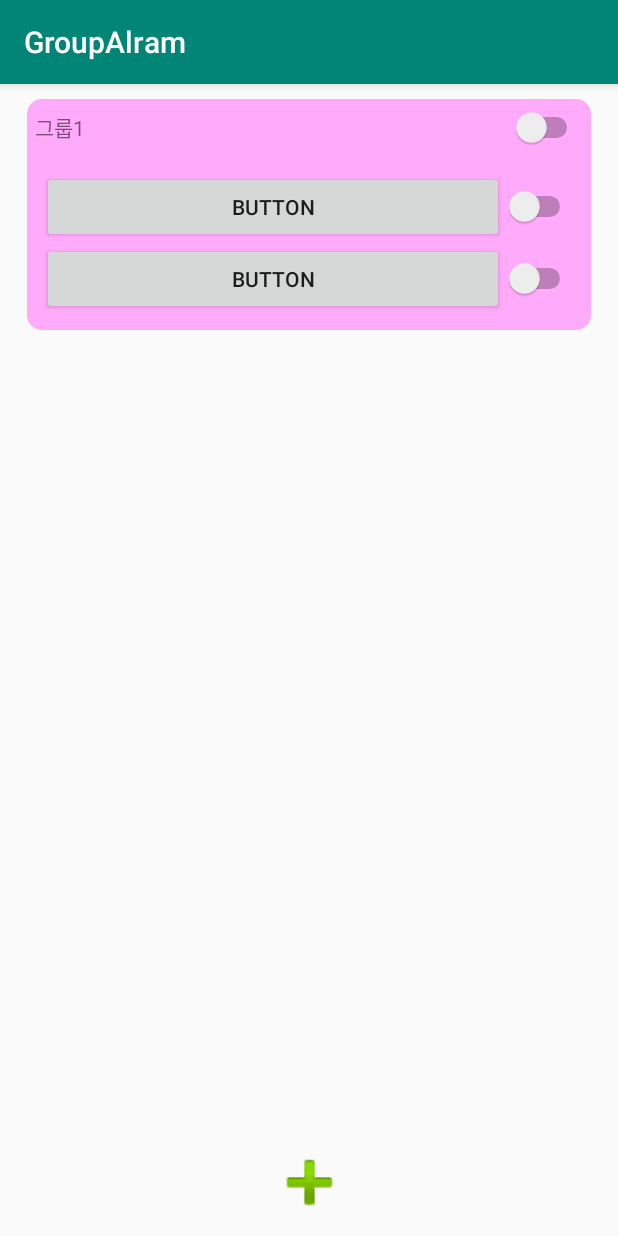
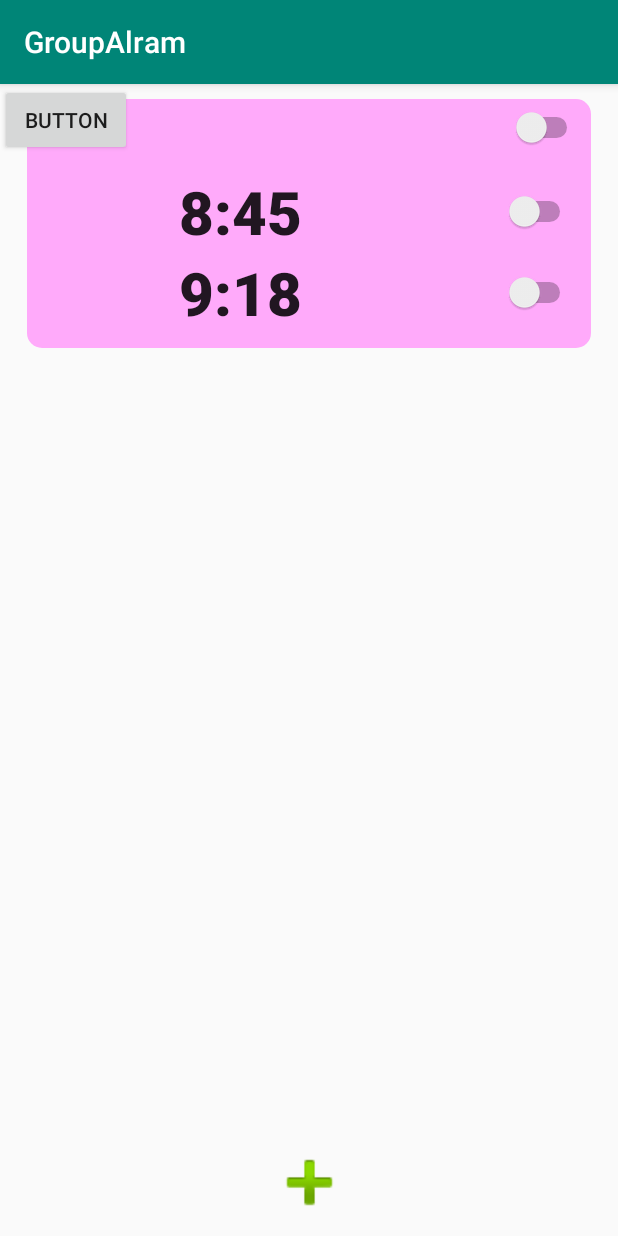
Before and after one commit to HyunQQ/android_alram_dev, an Android app: the screen it shows after launch (MainActivity), on a phone screen of 412 x 824 dp. Run offline under Robolectric (Android 15) with nearby library versions, the phone set to English and light mode, and no system bars; 2 statements that could not run were skipped.

Commit message:
동적 알람 생성

```diff
--- a/app/src/main/java/com/example/groupalram/MainActivity.java
+++ b/app/src/main/java/com/example/groupalram/MainActivity.java
@@ -1,15 +1,24 @@
 package com.example.groupalram;
 
+import android.content.Context;
 import android.content.Intent;
 import android.database.SQLException;
+import android.support.v4.content.ContextCompat;
+import android.support.v7.app.AppCompatActivity;
 import android.os.Bundle;
-import android.support.v7.app.AppCompatActivity;
+import android.text.Layout;
+import android.util.Log;
 import android.view.View;
 import android.widget.Button;
+import android.widget.LinearLayout;
+import android.widget.Switch;
 
-public class MainActivity extends AppCompatActivity {
+public class MainActivity extends AppCompatActivity implements View.OnClickListener {
 
     private DbOpenHelper mDbOpenHelper;
+    Context context;
+    LinearLayout layout;
+    int count = 0;
 
     @Override
     protected void onCreate(Bundle savedInstanceState) {
@@ -24,19 +33,63 @@ public class MainActivity extends AppCompatActivity {
             e.printStackTrace();
         }
 
+        context = this;
+
+        layout = (LinearLayout) findViewById(R.id.layout_main);
 
         Button btnAddAlram = (Button) findViewById(R.id.btn_add_alram);
+        Button btnTemp = (Button) findViewById(R.id.btn_temp);
 
-        View.OnClickListener listener = new View.OnClickListener() {
-            @Override
-            public void onClick(View v) {
+        btnAddAlram.setOnClickListener(this);
+        btnTemp.setOnClickListener(this);
+    }
+
+    @Override
+    public void onClick(View v) {
+
+        switch (v.getId()) {
+            case R.id.btn_temp:
+
+
+                Button btn = new Button(context);
+                btn.setText("B_" + count++);
+                btn.setOnClickListener(new View.OnClickListener() {
+                    @Override
+                    public void onClick(View v) {
+                        Intent intent = new Intent(MainActivity.this, AlramSetActivity.class);
+                        startActivity(intent);
+                    }
+                });
+                //btn.setId();
+
+                Switch swc = new Switch(context);
+
+                LinearLayout alramRow = new LinearLayout(context);
+                alramRow.setOrientation(LinearLayout.HORIZONTAL);
+                alramRow.addView(btn);
+                alramRow.addView(swc);
+
+
+                LinearLayout groupRow = new LinearLayout(context);
+                groupRow.setOrientation(LinearLayout.VERTICAL);
+                groupRow.setBackgroundDrawable(ContextCompat.getDrawable(this, R.drawable.rounded));
+                groupRow.addView(alramRow);
+
+
+                layout.addView(groupRow);
+                break;
+
+            case R.id.btn_add_alram:
                 // 알람 추가
                 Intent intent = new Intent(MainActivity.this, AlramSetActivity.class);
                 startActivity(intent);
-            }
-        };
+                break;
+        }
 
-        btnAddAlram.setOnClickListener(listener);
     }
 
+
+
+
+
 }
--- a/app/src/main/res/layout/activity_main.xml
+++ b/app/src/main/res/layout/activity_main.xml
@@ -5,6 +5,12 @@
     android:layout_width="match_parent"
     android:layout_height="match_parent"
     tools:context=".MainActivity">
+
+    <Button
+        android:id="@+id/btn_temp"
+        android:layout_width="wrap_content"
+        android:layout_height="wrap_content"
+        android:text="Button" />
 
     <Button
         android:id="@+id/btn_add_alram"
@@ -25,6 +31,7 @@
         android:layout_height="match_parent">
 
         <LinearLayout
+            android:id="@+id/layout_main"
             android:layout_width="match_parent"
             android:layout_height="wrap_content"
             android:layout_marginStart="8dp"
@@ -36,8 +43,8 @@
             <LinearLayout
                 android:layout_width="match_parent"
                 android:layout_height="match_parent"
+                android:layout_margin="10dp"
                 android:background="@drawable/rounded"
-                android:layout_margin="10dp"
                 android:orientation="vertical">
 
                 <LinearLayout
@@ -71,16 +78,20 @@
                         android:orientation="horizontal">
 
                         <Button
-                            android:id="@+id/button4"
+                            android:id="@+id/btn_time_1"
                             android:layout_width="wrap_content"
                             android:layout_height="wrap_content"
-                            android:layout_weight="1"
-                            android:text="Button" />
+                            android:layout_weight="4"
+                            android:background="#00000000"
+                            android:text="8:45"
+                            android:textSize="40sp"
+                            android:textStyle="bold" />
 
                         <Switch
-                            android:id="@+id/switch8"
+                            android:id="@+id/swc_time_1"
                             android:layout_width="wrap_content"
-                            android:layout_height="wrap_content" />
+                            android:layout_height="match_parent"
+                            android:layout_weight="1" />
                     </LinearLayout>
 
                     <LinearLayout
@@ -89,16 +100,20 @@
                         android:orientation="horizontal">
 
                         <Button
-                            android:id="@+id/button4"
+                            android:id="@+id/btn_time_2"
                             android:layout_width="wrap_content"
                             android:layout_height="wrap_content"
-                            android:layout_weight="1"
-                            android:text="Button" />
+                            android:layout_weight="4"
+                            android:background="#00000000"
+                            android:text="9:18"
+                            android:textSize="40sp"
+                            android:textStyle="bold" />
 
                         <Switch
-                            android:id="@+id/switch8"
+                            android:id="@+id/switch2"
                             android:layout_width="wrap_content"
-                            android:layout_height="wrap_content" />
+                            android:layout_height="match_parent"
+                            android:layout_weight="1" />
                     </LinearLayout>
 
                 </LinearLayout>
```
